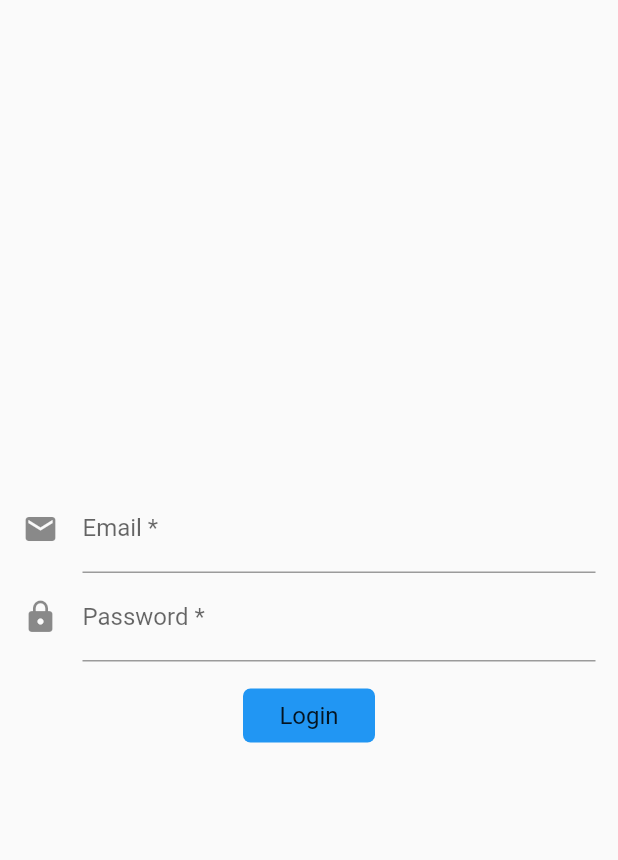
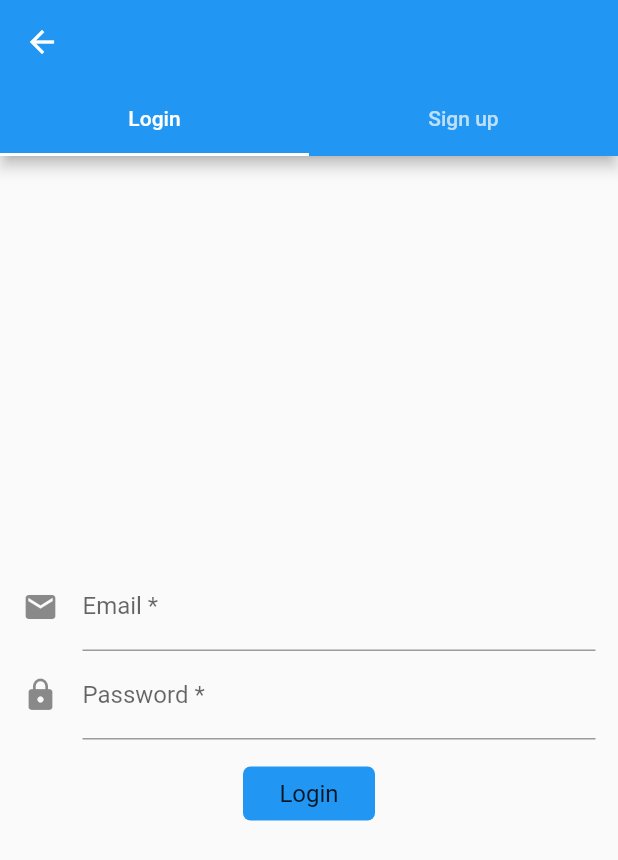
Before and after one commit to eidoof/eidoof-app, a Flutter app: the screen it shows after launch, after a tap on "Get Started", on a phone screen of 412 x 824 dp. Shown: the top 860 px of the screen. Run offline on Flutter 3.47's test engine with Material 2 defaults, Android fonts, the light colour scheme and no system bars; our stand-ins replace email_validator, flutter_secure_storage, image_picker.

Commit message:
Login/signup screen
Moved user models into same source file.

```diff
--- a/lib/models/user_in_login.dart
+++ /dev/null
@@ -1,11 +0,0 @@
-class UserInLoginModel {
-  UserInLoginModel(this.email, this.password);
-
-  final String email;
-  final String password;
-
-  Map<String, dynamic> toJson() => {
-        "email": email,
-        "password": password,
-      };
-}
--- a/lib/screens/getting_started.dart
+++ b/lib/screens/getting_started.dart
@@ -25,6 +25,7 @@
 
     // TODO Check if we are authenticated
     authenticate().then((UserModel user) {
+      print("huh");
       // TODO We are authenticated so go to the home view
       Navigator.popAndPushNamed(context, Home.route);
     }).catchError((err) {
--- a/lib/screens/login.dart
+++ b/lib/screens/login.dart
@@ -1,21 +1,32 @@
 import "package:flutter/material.dart";
-import "package:eidoof/widgets/login_form.dart";
+import "package:eidoof/widgets/login/login_form.dart";
+import "package:eidoof/widgets/login/sign_up_form.dart";
+
+Container _tab(List<Widget> children) {
+  return Container(
+      padding: const EdgeInsets.all(15),
+      width: double.infinity,
+      child: Column(
+          mainAxisAlignment: MainAxisAlignment.center,
+          crossAxisAlignment: CrossAxisAlignment.center,
+          children: children));
+}
 
 class Login extends StatelessWidget {
   static const String route = "/login";
   @override
   Widget build(BuildContext context) {
-    return Scaffold(
-      body: Container(
-          padding: const EdgeInsets.all(15),
-          width: double.infinity,
-          child: Column(
-            mainAxisAlignment: MainAxisAlignment.center,
-            crossAxisAlignment: CrossAxisAlignment.center,
-            children: <Widget>[
-              LoginForm(),
-            ],
-          )),
-    );
+    return DefaultTabController(
+        length: 2,
+        child: Scaffold(
+            appBar: AppBar(
+                bottom:
+                    TabBar(tabs: [Tab(text: "Login"), Tab(text: "Sign up")])),
+            body: Container(
+                padding: const EdgeInsets.all(15),
+                child: TabBarView(children: <Widget>[
+                  LoginForm(),
+                  SignUpForm(),
+                ]))));
   }
 }
--- /dev/null
+++ b/lib/widgets/login/login_form.dart
@@ -0,0 +1,63 @@
+import "package:flutter/material.dart";
+import "package:email_validator/email_validator.dart";
+import "package:eidoof/models/user.dart";
+import "package:eidoof/services/api_client.dart";
+
+class LoginForm extends StatefulWidget {
+  @override
+  _LoginFormState createState() => _LoginFormState();
+}
+
+class _LoginFormState extends State<LoginForm> {
+  final _formKey = GlobalKey<FormState>();
+  final TextEditingController _email = TextEditingController();
+  final TextEditingController _password = TextEditingController();
+
+  @override
+  Widget build(BuildContext context) {
+    return Form(
+        key: _formKey,
+        child: Container(
+            alignment: Alignment.center,
+            child: SingleChildScrollView(
+                child: Column(children: <Widget>[
+              TextFormField(
+                  controller: _email,
+                  decoration: const InputDecoration(
+                      icon: Icon(Icons.email),
+                      hintText: "Email",
+                      labelText: "Email *"),
+                  validator: (String value) => EmailValidator.validate(value)
+                      ? null
+                      : "Please enter a valid email address."),
+              TextFormField(
+                controller: _password,
+                decoration: const InputDecoration(
+                    icon: Icon(Icons.lock),
+                    hintText: "Password",
+                    labelText: "Password *"),
+                obscureText: true,
+                validator: (String value) => (value.length < 8)
+                    ? "Password must be 8 or more characters."
+                    : null,
+              ),
+              SizedBox(height: 12.0),
+              FlatButton(
+                  child: Text("Login",
+                      style: Theme.of(context).textTheme.subtitle1),
+                  shape: RoundedRectangleBorder(
+                      borderRadius: BorderRadius.circular(5)),
+                  color: Theme.of(context).primaryColor,
+                  onPressed: () {
+                    if (_formKey.currentState.validate()) {
+                      Scaffold.of(context).showSnackBar(
+                          SnackBar(content: Text("Logging in...")));
+                      // TODO Better error handling
+                      login(UserInLoginModel(_email.text, _password.text))
+                          .then((user) => print(user))
+                          .catchError((err) => print(err));
+                    }
+                  }),
+            ]))));
+  }
+}
--- a/lib/widgets/login_form.dart
+++ /dev/null
@@ -1,59 +0,0 @@
-import "package:flutter/material.dart";
-import "package:email_validator/email_validator.dart";
-import "package:eidoof/models/user_in_login.dart";
-import "package:eidoof/services/api_client.dart";
-
-class LoginForm extends StatefulWidget {
-  @override
-  _LoginFormState createState() => _LoginFormState();
-}
-
-class _LoginFormState extends State<LoginForm> {
-  final _formKey = GlobalKey<FormState>();
-  String _email, _password;
-
-  @override
-  Widget build(BuildContext context) {
-    return Form(
-        key: _formKey,
-        child: Column(children: <Widget>[
-          TextFormField(
-              decoration: const InputDecoration(
-                  icon: Icon(Icons.email),
-                  hintText: "Email",
-                  labelText: "Email *"),
-              validator: (String value) => EmailValidator.validate(value)
-                  ? null
-                  : "Please enter a valid email address.",
-              onSaved: (String value) => _email = value),
-          TextFormField(
-              decoration: const InputDecoration(
-                  icon: Icon(Icons.lock),
-                  hintText: "Password",
-                  labelText: "Password *"),
-              obscureText: true,
-              validator: (String value) => (value.length < 8)
-                  ? "Password must be 8 or more characters."
-                  : null,
-              onSaved: (String value) => _password = value),
-          SizedBox(height: 12.0),
-          FlatButton(
-              child:
-                  Text("Login", style: Theme.of(context).textTheme.subtitle1),
-              shape: RoundedRectangleBorder(
-                  borderRadius: BorderRadius.circular(5)),
-              color: Theme.of(context).primaryColor,
-              onPressed: () {
-                if (_formKey.currentState.validate()) {
-                  Scaffold.of(context)
-                      .showSnackBar(SnackBar(content: Text("Logging in...")));
-                  _formKey.currentState.save();
-                  // TODO Better error handling
-                  login(UserInLoginModel(_email, _password))
-                      .then((user) => print(user))
-                      .catchError((err) => print(err));
-                }
-              }),
-        ]));
-  }
-}
```
Also changed, not shown: lib/models/user.dart (+28 -0 lines), lib/services/api_client.dart (+16 -5 lines), lib/widgets/login/sign_up_form.dart (added, +91 -0 lines).
